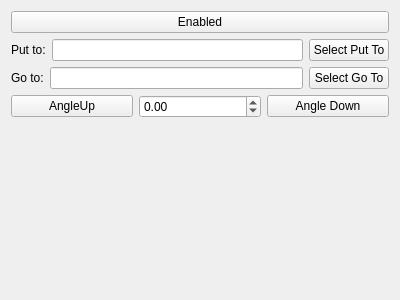
Before: the Qt Designer form Lib/Net/Agent_Widget.ui in break11/AutoStorage, drawn with Qt 5.
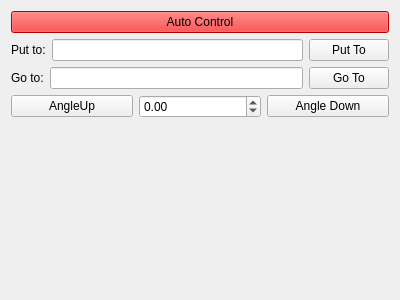
After: the same form once the commit is applied.

Commit message: Устранена ошибка в модели obj props при удалении поля. Добавлен новый статус Agent Error, выставляется автоматически при получении ошибки от агента. auto_control автоматически отключается при статусах-ошибках.

What changed in the file:
```diff
--- a/Lib/Net/Agent_Widget.ui
+++ b/Lib/Net/Agent_Widget.ui
@@ -15,9 +15,24 @@
   </property>
   <layout class="QVBoxLayout" name="verticalLayout">
    <item>
-    <widget class="QPushButton" name="btnEnabled">
+    <widget class="QPushButton" name="btnAutoControl">
+     <property name="styleSheet">
+      <string notr="true">  QPushButton {
+      background-color: red;
+  }
+
+  QPushButton:checked {
+      background-color: green;
+  }</string>
+     </property>
      <property name="text">
-      <string>Enabled</string>
+      <string>Auto Control</string>
+     </property>
+     <property name="checkable">
+      <bool>true</bool>
+     </property>
+     <property name="checked">
+      <bool>false</bool>
      </property>
     </widget>
    </item>
@@ -36,7 +51,7 @@
      <item>
       <widget class="QPushButton" name="btnSelectPutTo">
        <property name="text">
-        <string>Select Put To</string>
+        <string>Put To</string>
        </property>
        <property name="checkable">
         <bool>true</bool>
@@ -60,7 +75,7 @@
      <item>
       <widget class="QPushButton" name="btnSelectGoTo">
        <property name="text">
-        <string>Select Go To</string>
+        <string>Go To</string>
        </property>
        <property name="checkable">
         <bool>true</bool>
```
The commit also changes 10 other files.
